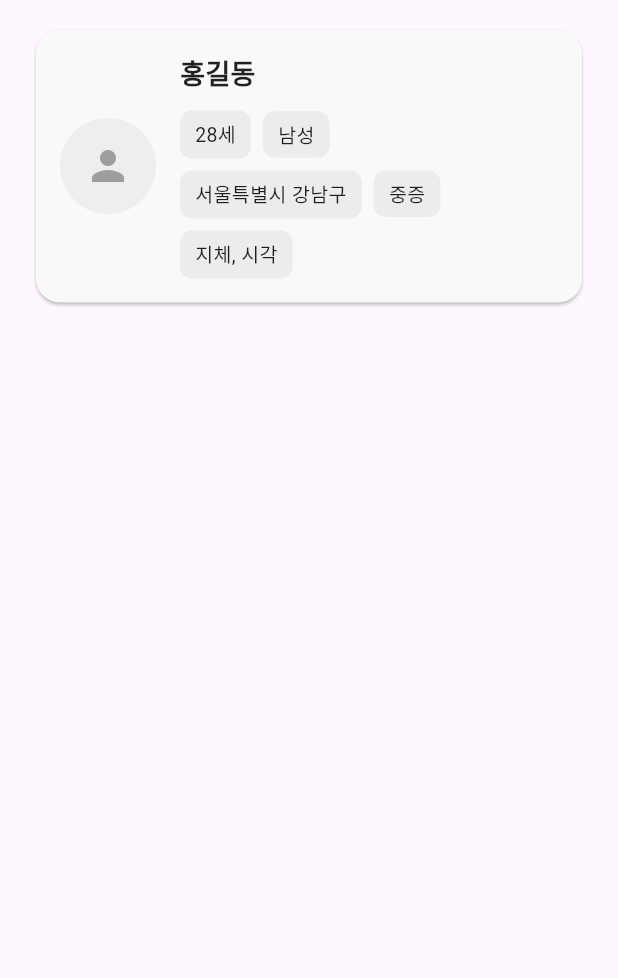
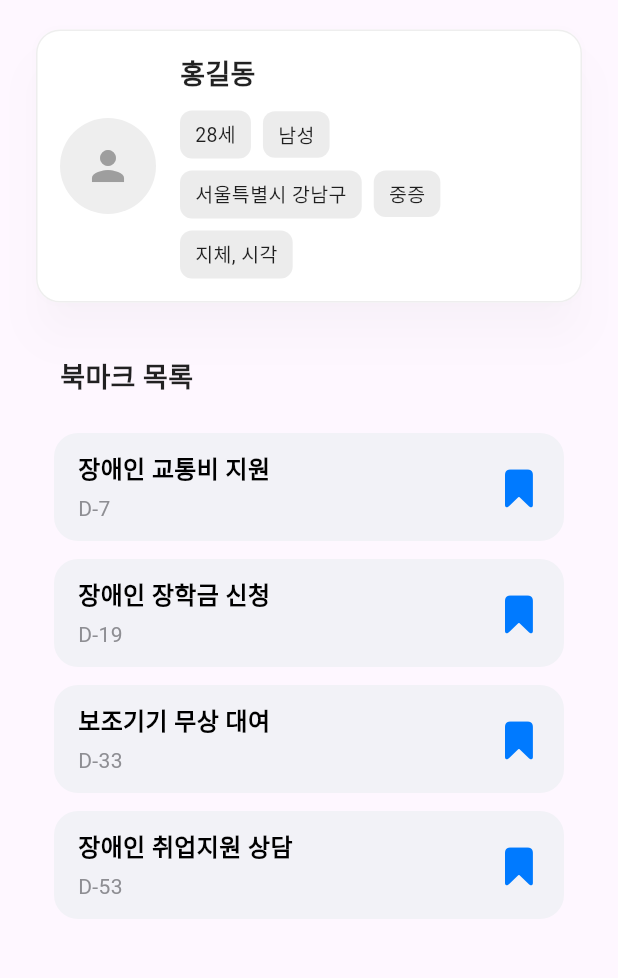
Before and after one commit to InfoGuard-NoOneLeftOut/FE, a Flutter app: the UserScreen screen opened directly, on a phone screen of 412 x 824 dp, the part 182-1160 px from its top. Run offline on Flutter 3.47's test engine with Material 3 defaults, Android fonts, the phone set to English and light mode, and no system bars; our stand-ins replace carousel_slider; network calls fail.

Commit message:
[Feat] Added color chart for color blindness filter and policy bookmark feature

```diff
--- a/lib/screens/home.dart
+++ b/lib/screens/home.dart
@@ -66,7 +66,7 @@ class HomeScreen extends StatelessWidget { // 메인 페이지
 
                 UserBasedCategoriesButton(categories: userCategories),
 
-                EasyWordsCard(
+                EasyWordsCard( // 쉬운 용어 사전
                   policies: [
                     WelfarePolicy(id: '1', title: '장애인 고용 지원', description: '고용 창출을 위한 다양한 혜택 제공', category: '일자리'),
                     WelfarePolicy(id: '2', title: '장애인 교육 바우처', description: '교육비 일부 지원', category: '교육'),
--- a/lib/screens/policy.dart
+++ b/lib/screens/policy.dart
@@ -87,9 +87,10 @@ class _PolicyScreenState extends State<PolicyScreen> {
                     setState(() => _selectedPolicyCategory = val);
                   },
                 ),
+
                 // 인기 정책
                 const SizedBox(height: 48),
-                const Text('요즘 인기있는 정책들', style: TextStyle(fontSize: 16, fontWeight: FontWeight.w600)),
+                const Text('이번 달 인기 정책', style: TextStyle(fontSize: 16, fontWeight: FontWeight.w600)),
                 const SizedBox(height: 8),
                 SizedBox(
                   height: 140,
--- a/lib/screens/user.dart
+++ b/lib/screens/user.dart
@@ -2,6 +2,7 @@ import 'package:flutter/material.dart';
 import 'package:infogaurd_fe/models/user_profile.dart';
 import 'package:infogaurd_fe/widgets/cards/user_profile_card.dart';
 import 'package:infogaurd_fe/widgets/components/main_logo_header.dart';
+import 'package:infogaurd_fe/widgets/lists/bookmark_list.dart';
 
 class UserScreen extends StatelessWidget { // 사용자 페이지
   const UserScreen({Key? key}) : super(key: key);
@@ -28,7 +29,8 @@ class UserScreen extends StatelessWidget { // 사용자 페이지
               UserProfileCard( // 사용자 프로필 표시
                 userProfile: user,
               ),
-              // 북마크 정책 표시
+              const SizedBox(height: 16),
+              BookmarkList(), // 북마크
             ],
           ),
         ),
--- a/lib/widgets/cards/accessibility_tips_widget.dart
+++ b/lib/widgets/cards/accessibility_tips_widget.dart
@@ -5,9 +5,9 @@ class AccessibilityTipsWidget extends StatelessWidget {
   Widget build(BuildContext context) {
     return Center( // 화면 중앙에 배치
       child: Container(
-        width: MediaQuery.of(context).size.width * 0.8,
+        width: MediaQuery.of(context).size.width * 1,
         child: Card(
-          color: Colors.indigoAccent,
+          color: Colors.blueAccent,
           shape: RoundedRectangleBorder(borderRadius: BorderRadius.circular(16)),
           elevation: 4,
           child: Padding(
@@ -15,11 +15,11 @@ class AccessibilityTipsWidget extends StatelessWidget {
             child: Column(
               crossAxisAlignment: CrossAxisAlignment.start,
               children: const [
-                Text('접근성 팁', style: TextStyle(color: Colors.white, fontWeight: FontWeight.bold)),
+                Text('접근성 팁', style: TextStyle(fontSize: 20, color: Colors.white, fontWeight: FontWeight.bold)),
                 SizedBox(height: 8),
-                Text('• 음성 안내 기능 켜기', style: TextStyle(color: Colors.white)),
-                Text('• 큰 글씨 모드 사용', style: TextStyle(color: Colors.white)),
-                Text('• 고대비 모드 활성화', style: TextStyle(color: Colors.white)),
+                Text('큰 글씨 모드 – 작은 글씨가 잘 보이도록 확대합니다', style: TextStyle(fontSize: 16, color: Colors.white)),
+                Text('색맹 필터 – 색상 구별을 돕습니다', style: TextStyle(fontSize: 16, color: Colors.white)),
+                Text('고대비 모드 – 화면 대비를 높여 가독성을 개선합니다', style: TextStyle(fontSize: 16, color: Colors.white)),
               ],
             ),
           ),
--- a/lib/widgets/cards/user_profile_card.dart
+++ b/lib/widgets/cards/user_profile_card.dart
@@ -12,9 +12,13 @@ class UserProfileCard extends StatelessWidget {
   @override
   Widget build(BuildContext context) {
     return Card(
-      elevation: 1,
-      color: const Color(0xFFF9F9F9),
-      shape: RoundedRectangleBorder(borderRadius: BorderRadius.circular(16)),
+      elevation: 12,
+      color: Colors.white,
+      shape: RoundedRectangleBorder(
+        borderRadius: BorderRadius.circular(16),
+        side: BorderSide(color: Colors.grey.shade200),
+      ),
+      shadowColor: Colors.black12,
       child: Padding(
         padding: const EdgeInsets.all(16),
         child: Row(
--- a/lib/widgets/components/color_blind_filter_selector.dart
+++ b/lib/widgets/components/color_blind_filter_selector.dart
@@ -7,14 +7,84 @@ class ColorBlindFilterSelector extends StatefulWidget {
   State<ColorBlindFilterSelector> createState() => _ColorBlindFilterSelectorState();
 }
 
-class _ColorBlindFilterSelectorState extends State<ColorBlindFilterSelector> { // 색맹 필터
-  String _selectedFilter = '적록(녹색약, 제2색맹)';
+class _ColorBlindFilterSelectorState extends State<ColorBlindFilterSelector> {
+  String _selectedFilter = '적록(적색약, 제1색맹) - 빨간색이 회색빛, 어둡게 보임';
 
   final List<String> _filters = [
-    '적록(녹색약, 제2색맹)',
-    '적록(적색약, 제1색맹)',
-    '청황(제3색맹)',
+    '적록(적색약, 제1색맹) - 빨간색이 회색빛, 어둡게 보임',
+    '적록(녹색약, 제2색맹) - 빨강/녹색 구별이 어려움, 노란빛 도는 왜곡',
+    '청황(제3색맹) - 파랑/노랑 구별이 어려움, 회색/보라빛처럼 보일 수 있음',
   ];
+
+  Widget _buildColorChart(String filter) {
+    // 필터별 예시 컬러 차트 정의
+    List<Color> colors;
+
+    switch (filter) {
+      case '적록(적색약, 제1색맹) - 빨간색이 회색빛, 어둡게 보임':
+        colors = [
+          Colors.red.shade700,      // 빨강 (약하게 보임)
+          Colors.green,             // 녹색
+          Colors.brown,             // 갈색 (혼동 가능)
+          Colors.orange.shade400,   // 주황 (빨강과 혼동)
+          Colors.blue.shade800,     // 파랑 (정상 인식)
+        ];
+        break;
+      case '적록(녹색약, 제2색맹) - 빨강/녹색 구별이 어려움, 노란빛 도는 왜곡':
+        colors = [
+          Colors.red.shade400,      // 빨강 (약간 회색빛)
+          Colors.lime.shade600,     // 라임색 (녹색 왜곡)
+          Colors.orange,            // 주황 (빨강과 혼동)
+          Colors.yellow,            // 노랑 (강조됨)
+          Colors.blue,              // 파랑 (정상 인식)
+        ];
+        break;
+      case '청황(제3색맹) - 파랑/노랑 구별이 어려움, 회색/보라빛처럼 보일 수 있음':
+        colors = [
+          Colors.blue.shade600,     // 파랑 (약하게 보임)
+          Colors.yellow.shade400,   // 노랑 (연하게 보임)
+          Colors.cyan.shade700,     // 시안 (파랑 대체)
+          Colors.grey.shade500,     // 노랑 왜곡 이미지
+          Colors.pink.shade300,     // 보라/분홍 (혼동)
+        ];
+        break;
+      default:
+        colors = [Colors.grey, Colors.grey, Colors.grey];
+    }
+
+    return Padding(
+      padding: const EdgeInsets.only(top: 16.0),
+      child: Column(
+        crossAxisAlignment: CrossAxisAlignment.start,
+        children: [
+          const Text(
+            '색상 차트 미리 보기',
+            style: TextStyle(
+              fontWeight: FontWeight.bold,
+              fontSize: 15,
+              color: Colors.black87,
+            ),
+          ),
+          const SizedBox(height: 8),
+          Row(
+            children: colors.map((color) {
+              return Expanded(
+                child: Container(
+                  height: 40,
+                  margin: const EdgeInsets.symmetric(horizontal: 4),
+                  decoration: BoxDecoration(
+                    color: color,
+                    borderRadius: BorderRadius.circular(8),
+                    border: Border.all(color: Colors.grey.shade300),
+                  ),
+                ),
+              );
+            }).toList(),
+          ),
+        ],
+      ),
+    );
+  }
 
   @override
   Widget build(BuildContext context) {
@@ -36,7 +106,7 @@ class _ColorBlindFilterSelectorState extends State<ColorBlindFilterSelector> { /
         crossAxisAlignment: CrossAxisAlignment.start,
         children: [
           const Text(
-            '색맹 필터 모드',
+            '색맹 필터',
             style: TextStyle(
               fontSize: 18,
               fontWeight: FontWeight.bold,
@@ -45,7 +115,7 @@ class _ColorBlindFilterSelectorState extends State<ColorBlindFilterSelector> { /
           ),
           const SizedBox(height: 10),
           const Text(
-            '또는 9가지 색상표의 색을 더 쉽게 구별할 수 있도록 색맹 필터를 적용하세요.',
+            '9가지 색상표의 색을 더 쉽게 구별할 수 있도록 색맹 필터를 적용하세요.',
             style: TextStyle(
               fontSize: 16,
               fontWeight: FontWeight.w500,
@@ -83,12 +153,12 @@ class _ColorBlindFilterSelectorState extends State<ColorBlindFilterSelector> { /
               ),
             );
           }).toList(),
+          _buildColorChart(_selectedFilter),
+          const SizedBox(height: 20),
           Align(
             alignment: Alignment.centerRight,
             child: ElevatedButton(
               onPressed: () {
-                // 여기에 실제 색맹 필터 적용 로직 추가
-                // 예: Provider 등을 통해 필터 상태 갱신
                 print('$_selectedFilter 필터가 적용되었습니다');
               },
               style: ElevatedButton.styleFrom(
@@ -109,41 +179,3 @@ class _ColorBlindFilterSelectorState extends State<ColorBlindFilterSelector> { /
     );
   }
 }
-
-// ColorFiltered(
-// colorFilter: ColorFilter.matrix(_getColorMatrix(context.watch<ColorFilterProvider>().type)),
-// child: MyMainAppView(), // 앱의 나머지 부분
-// )
-
-// List<double> _getColorMatrix(ColorBlindType type) {
-//   switch (type) {
-//     case ColorBlindType.protanopia: // 적색약 (제1색맹)
-//       return [
-//         0.567, 0.433, 0,     0, 0,
-//         0.558, 0.442, 0,     0, 0,
-//         0,     0.242, 0.758, 0, 0,
-//         0,     0,     0,     1, 0,
-//       ];
-//     case ColorBlindType.deuteranopia: // 녹색약 (제2색맹)
-//       return [
-//         0.625, 0.375, 0,     0, 0,
-//         0.7,   0.3,   0,     0, 0,
-//         0,     0.3,   0.7,   0, 0,
-//         0,     0,     0,     1, 0,
-//       ];
-//     case ColorBlindType.tritanopia: // 청색약 (제3색맹)
-//       return [
-//         0.95,  0.05,  0,     0, 0,
-//         0,     0.433, 0.567, 0, 0,
-//         0,     0.475, 0.525, 0, 0,
-//         0,     0,     0,     1, 0,
-//       ];
-//     default:
-//       return List<double>.from([
-//         1, 0, 0, 0, 0,
-//         0, 1, 0, 0, 0,
-//         0, 0, 1, 0, 0,
-//         0, 0, 0, 1, 0,
-//       ]);
-//   }
-// }
--- /dev/null
+++ b/lib/widgets/lists/bookmark_list.dart
@@ -0,0 +1,121 @@
+import 'package:flutter/cupertino.dart';
+import 'package:flutter/material.dart';
+
+class WelfarePolicy {
+  final String title;
+  final DateTime deadline;
+  bool isBookmarked;
+
+  WelfarePolicy({
+    required this.title,
+    required this.deadline,
+    this.isBookmarked = false,
+  });
+}
+
+class BookmarkList extends StatefulWidget {
+  const BookmarkList({Key? key}) : super(key: key);
+
+  @override
+  State<BookmarkList> createState() => _BookmarkListState();
+}
+
+class _BookmarkListState extends State<BookmarkList> {
+  final List<WelfarePolicy> _policies = [
+    WelfarePolicy(title: '장애인 교통비 지원', deadline: DateTime(2025, 5, 20), isBookmarked: true),
+    WelfarePolicy(title: '장애인 장학금 신청', deadline: DateTime(2025, 6, 1), isBookmarked: true),
+    WelfarePolicy(title: '보조기기 무상 대여', deadline: DateTime(2025, 6, 15), isBookmarked: true),
+    WelfarePolicy(title: '장애인 취업지원 상담', deadline: DateTime(2025, 7, 5), isBookmarked: true),
+  ];
+
+  String _dday(DateTime deadline) {
+    final diff = deadline.difference(DateTime.now()).inDays;
+    return diff >= 0 ? 'D-$diff' : '마감';
+  }
+
+  @override
+  Widget build(BuildContext context) {
+    return Padding(
+      padding: const EdgeInsets.only(top: 16.0),
+      child: Column(
+        crossAxisAlignment: CrossAxisAlignment.start,
+        children: [
+          const Padding(
+            padding: EdgeInsets.symmetric(horizontal: 20),
+            child: Text(
+              '북마크 목록',
+              style: TextStyle(
+                fontWeight: FontWeight.bold,
+                fontSize: 18,
+                color: Colors.black87,
+              ),
+            ),
+          ),
+          const SizedBox(height: 8),
+          ListView.builder(
+            shrinkWrap: true,
+            physics: const NeverScrollableScrollPhysics(),
+            padding: const EdgeInsets.all(16),
+            itemCount: _policies.length,
+            itemBuilder: (context, index) {
+              final policy = _policies[index];
+
+              return Container(
+                margin: const EdgeInsets.only(bottom: 12),
+                padding: const EdgeInsets.symmetric(horizontal: 16, vertical: 12),
+                decoration: BoxDecoration(
+                  color: CupertinoColors.systemGrey6,
+                  borderRadius: BorderRadius.circular(16),
+                ),
+                child: Row(
+                  children: [
+                    Expanded(
+                      child: Column(
+                        crossAxisAlignment: CrossAxisAlignment.start,
+                        children: [
+                          Text(
+                            policy.title,
+                            style: const TextStyle(
+                              fontSize: 16,
+                              fontWeight: FontWeight.w600,
+                              color: CupertinoColors.black,
+                            ),
+                          ),
+                          const SizedBox(height: 4),
+                          Text(
+                            _dday(policy.deadline),
+                            style: const TextStyle(
+                              fontSize: 14,
+                              color: CupertinoColors.systemGrey,
+                            ),
+                          ),
+                        ],
+                      ),
+                    ),
+                    GestureDetector(
+                      onTap: () {
+                        setState(() {
+                          policy.isBookmarked = !policy.isBookmarked;
+                        });
+                      },
+                      child: Icon(
+                        policy.isBookmarked
+                            ? CupertinoIcons.bookmark_solid
+                            : CupertinoIcons.bookmark,
+                        color: policy.isBookmarked
+                            ? CupertinoColors.systemBlue
+                            : CupertinoColors.inactiveGray,
+                        size: 28,
+                      ),
+                    ),
+                  ],
+                ),
+              );
+            },
+          ),
+        ],
+      ),
+    );
+  }
+
+}
```
Also changed, not shown: lib/screens/support.dart (+59 -40 lines). Lines whose indentation alone changed are shown as unchanged.
